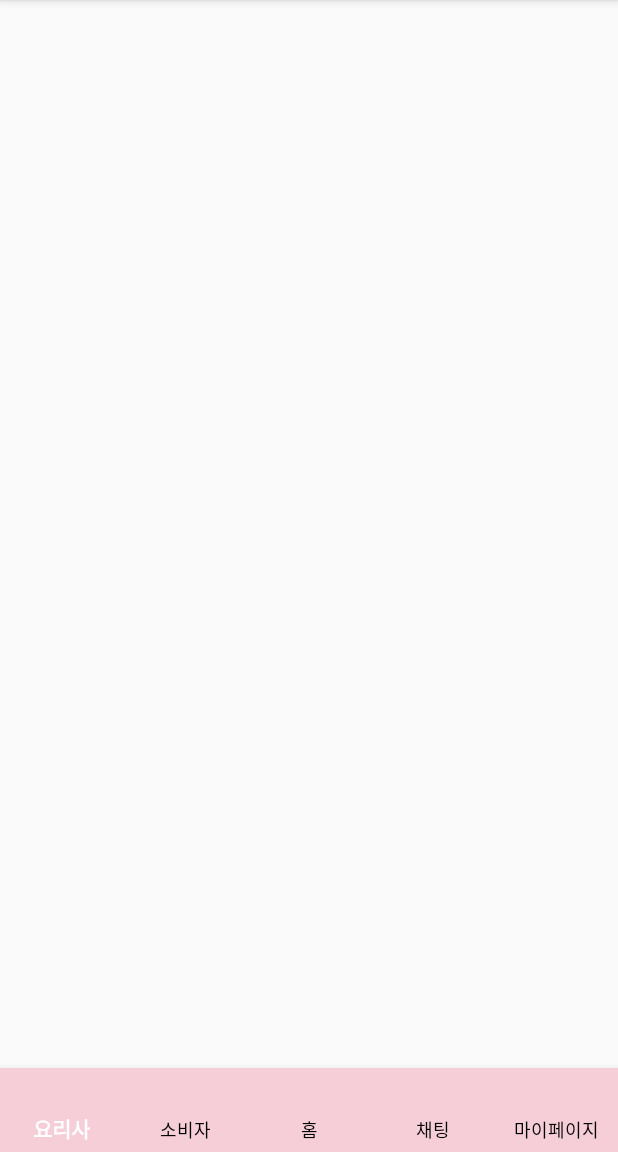
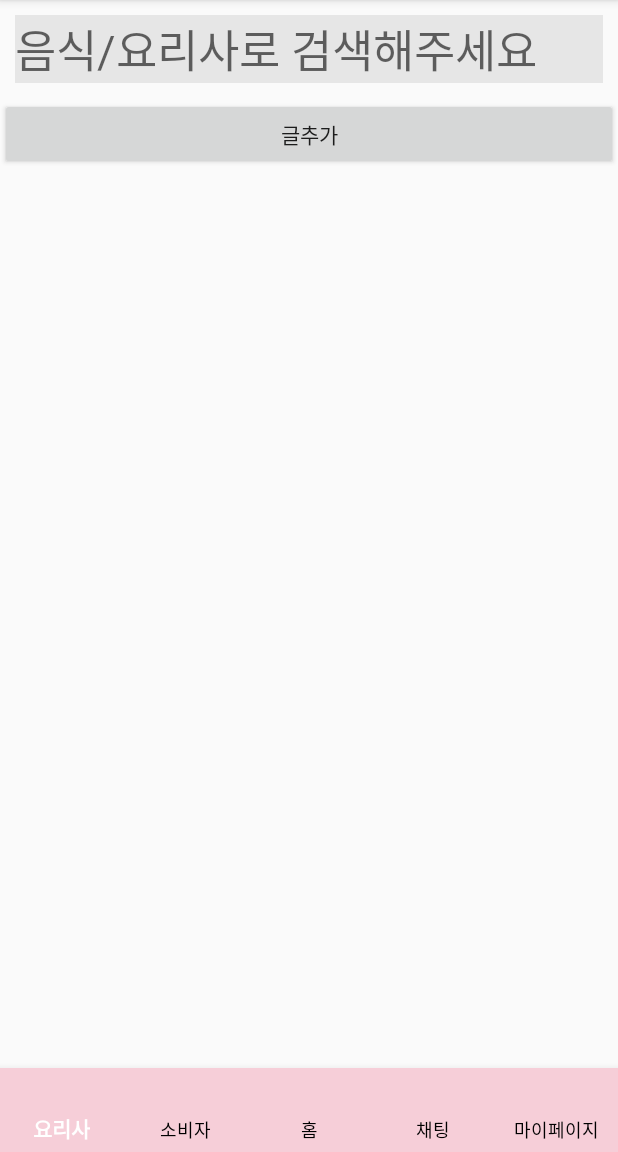
Before and after one commit to justbydev/BANKTREE, an Android app: the screen it shows after launch (MenuActivity), on a phone screen of 412 x 824 dp, the part 84-1236 px from its top. Run offline under Robolectric (Android 15) with nearby library versions, the light colour scheme and no system bars.

Commit message:
resolve conflicts

```diff
--- a/app/src/main/res/layout/fragment1.xml
+++ b/app/src/main/res/layout/fragment1.xml
@@ -6,5 +6,30 @@
     android:orientation="vertical"
     tools:context=".Fragment1">
 
-
+    <EditText
+        android:layout_width="match_parent"
+        android:layout_height="wrap_content"
+        android:hint="음식/요리사로 검색해주세요"
+        android:layout_marginLeft="10dp"
+        android:layout_marginRight="10dp"
+        android:layout_marginTop="10dp"
+        android:layout_marginBottom="10dp"
+        android:background="#E6E6E6"
+        android:textSize="30sp"></EditText>
+    <Button
+        android:id="@+id/edit_button"
+        android:layout_width="match_parent"
+        android:layout_height="wrap_content"
+        android:text="글추가"></Button>
+    <ScrollView
+        android:layout_width="match_parent"
+        android:layout_height="match_parent">
+        <LinearLayout
+            android:id="@+id/scroll_container"
+            android:layout_width="match_parent"
+            android:layout_height="match_parent"
+            android:orientation="vertical"
+            >
+        </LinearLayout>
+    </ScrollView>
 </LinearLayout>
```
